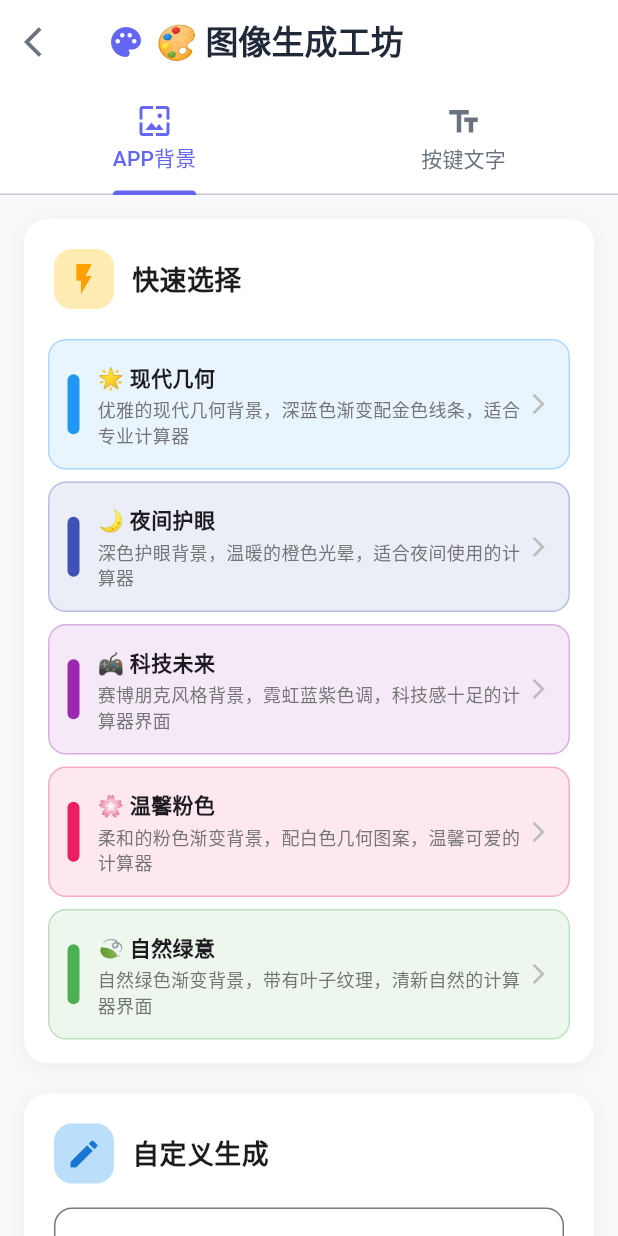
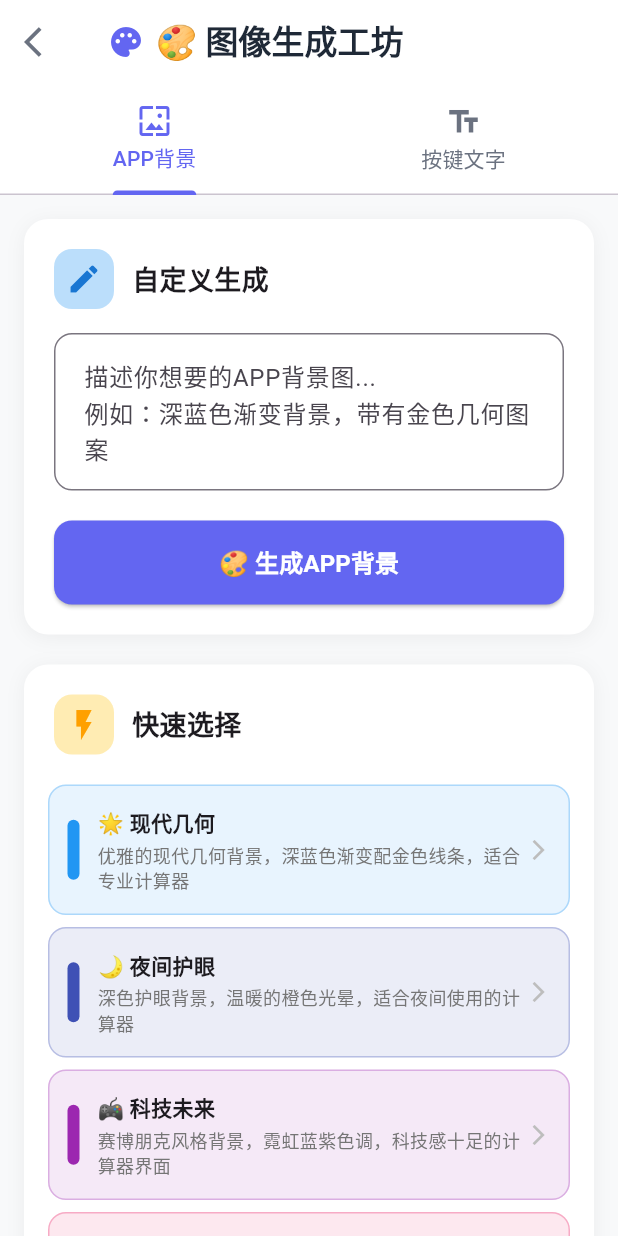
Before and after one commit to visionwise-nick/Queee-Calculator, a Flutter app: the ImageGenerationScreen screen opened directly with empty values, on a phone screen of 412 x 824 dp. Run offline on Flutter 3.47's test engine with Material 3 defaults, Android fonts, the phone set to English and light mode, and no system bars; our stand-ins replace shared_preferences; accounts and stored records are empty; Roboto replaces fonts that are missing (SF Pro Display).

Commit message:
优化图像生成工坊体验：修复按钮状态和简化APP背景界面
1. 修复生成按键文字按钮始终可点击
   - 移除按钮禁用逻辑，改为点击时检查并提示
   - 添加友好的用户提示信息
   - 提升交互体验，避免用户困惑

2. 简化APP背景生成界面
   - 移除风格和质量选择下拉菜单
   - 调整布局，自定义生成区域移到快速选择上方
   - 使用固定的最佳参数配置
   - 界面更加简洁清爽

3. 代码优化
   - 删除不再使用的变量和方法
   - 清理冗余代码，提升性能
   - 保持功能完整性的同时简化用户体验

```diff
--- a/lib/screens/image_generation_screen.dart
+++ b/lib/screens/image_generation_screen.dart
@@ -29,12 +29,7 @@ class _ImageGenerationScreenState extends State<ImageGenerationScreen>
   bool _isGeneratingAppBg = false;
   bool _isGeneratingButtonBg = false;
   String? _generatedAppBgUrl;
-  String _selectedBgStyle = 'modern';
-  String _selectedBgSize = '1080x1920';
-  String _selectedBgQuality = 'high';
-  String _selectedBgTheme = 'calculator';
 
-  String _selectedButtonStyle = 'minimal';
   Set<String> _selectedButtonIds = {}; // 多选按键ID集合
   bool _selectAll = false;
 
@@ -109,12 +104,12 @@ class _ImageGenerationScreenState extends State<ImageGenerationScreen>
       child: Column(
         crossAxisAlignment: CrossAxisAlignment.start,
         children: [
-          // 快速选择区域
-          _buildQuickSelectionCard(),
+          // 自定义生成区域（移到上面）
+          _buildCustomGenerationCard(),
           const SizedBox(height: 20),
 
-          // 自定义生成区域
-          _buildCustomGenerationCard(),
+          // 快速选择区域（移到下面）
+          _buildQuickSelectionCard(),
           const SizedBox(height: 20),
 
           // 预览和应用区域
@@ -347,64 +342,6 @@ class _ImageGenerationScreenState extends State<ImageGenerationScreen>
                 ),
                 contentPadding: const EdgeInsets.all(16),
               ),
-            ),
-            const SizedBox(height: 16),
-
-            // 生成参数
-            Row(
-              children: [
-                Expanded(
-                  child: Column(
-                    crossAxisAlignment: CrossAxisAlignment.start,
-                    children: [
-                      Text('风格', style: TextStyle(color: Colors.grey.shade600)),
-                      const SizedBox(height: 4),
-                      DropdownButtonFormField<String>(
-                        value: _selectedBgStyle,
-                        decoration: InputDecoration(
-                          border: OutlineInputBorder(
-                            borderRadius: BorderRadius.circular(8),
-                          ),
-                          contentPadding: const EdgeInsets.symmetric(horizontal: 12, vertical: 8),
-                        ),
-                        items: ['modern', 'minimalist', 'cyberpunk', 'nature', 'abstract']
-                            .map((style) => DropdownMenuItem(
-                                  value: style,
-                                  child: Text(style),
-                                ))
-                            .toList(),
-                        onChanged: (value) => setState(() => _selectedBgStyle = value!),
-                      ),
-                    ],
-                  ),
-                ),
-                const SizedBox(width: 12),
-                Expanded(
-                  child: Column(
-                    crossAxisAlignment: CrossAxisAlignment.start,
-                    children: [
-                      Text('质量', style: TextStyle(color: Colors.grey.shade600)),
-                      const SizedBox(height: 4),
-                      DropdownButtonFormField<String>(
-                        value: _selectedBgQuality,
-                        decoration: InputDecoration(
-                          border: OutlineInputBorder(
-                            borderRadius: BorderRadius.circular(8),
-                          ),
-                          contentPadding: const EdgeInsets.symmetric(horizontal: 12, vertical: 8),
-                        ),
-                        items: ['standard', 'high']
-                            .map((quality) => DropdownMenuItem(
-                                  value: quality,
-                                  child: Text(quality == 'high' ? '高质量' : '标准'),
-                                ))
-                            .toList(),
-                        onChanged: (value) => setState(() => _selectedBgQuality = value!),
-                      ),
-                    ],
-                  ),
-                ),
-              ],
             ),
             const SizedBox(height: 20),
 
@@ -810,7 +747,7 @@ class _ImageGenerationScreenState extends State<ImageGenerationScreen>
             SizedBox(
               width: double.infinity,
               child: ElevatedButton(
-                onPressed: _canGenerateButtonText() ? _generateButtonText : null,
+                                    onPressed: _generateButtonText,
                 style: ElevatedButton.styleFrom(
                   backgroundColor: Colors.deepPurple.shade600,
                   foregroundColor: Colors.white,
@@ -843,12 +780,7 @@ class _ImageGenerationScreenState extends State<ImageGenerationScreen>
     );
   }
 
-  bool _canGenerateButtonText() {
-    if (_isGeneratingButtonBg) return false;
-    if (_buttonBgPromptController.text.trim().isEmpty) return false;
-    if (_selectedButtonIds.isEmpty) return false;
-    return true;
-  }
+
 
   Future<void> _generateAppBackground() async {
     if (_appBgPromptController.text.trim().isEmpty) {
@@ -866,10 +798,10 @@ class _ImageGenerationScreenState extends State<ImageGenerationScreen>
     try {
       final result = await AIService.generateAppBackground(
         prompt: _appBgPromptController.text.trim(),
-        style: _selectedBgStyle,
-        size: _selectedBgSize,
-        quality: _selectedBgQuality,
-        theme: _selectedBgTheme,
+        style: 'modern',
+        size: '1080x1920',
+        quality: 'high',
+        theme: 'calculator',
       );
 
       if (result['success'] == true && result['background_url'] != null) {
@@ -933,6 +865,28 @@ class _ImageGenerationScreenState extends State<ImageGenerationScreen>
   }
 
   Future<void> _generateButtonText() async {
+    // 检查条件并给出提示
+    if (_isGeneratingButtonBg) {
+      ScaffoldMessenger.of(context).showSnackBar(
+        const SnackBar(content: Text('正在生成中，请稍候...')),
+      );
+      return;
+    }
+
+    if (_buttonBgPromptController.text.trim().isEmpty) {
+      ScaffoldMessenger.of(context).showSnackBar(
+        const SnackBar(content: Text('请先输入文字风格描述')),
+      );
+      return;
+    }
+
+    if (_selectedButtonIds.isEmpty) {
+      ScaffoldMessenger.of(context).showSnackBar(
+        const SnackBar(content: Text('请先选择要生成文字的按键')),
+      );
+      return;
+    }
+
     setState(() {
       _isGeneratingButtonBg = true;
     });
```
